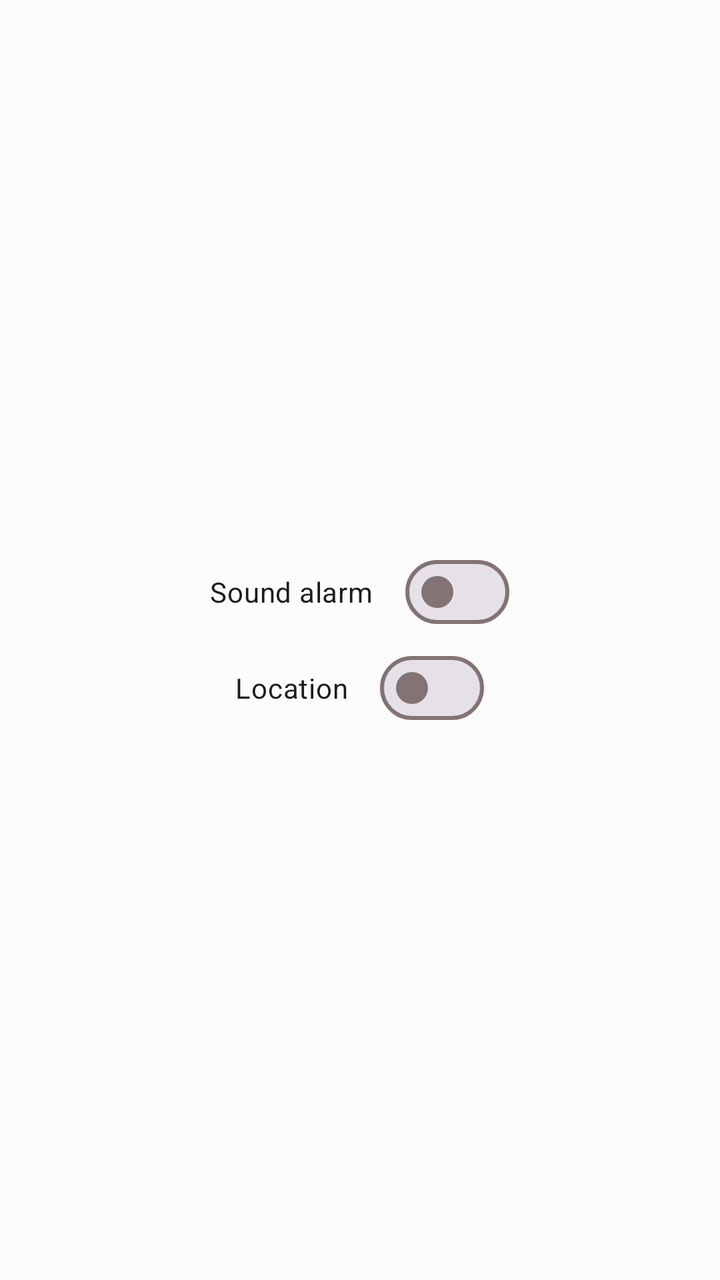
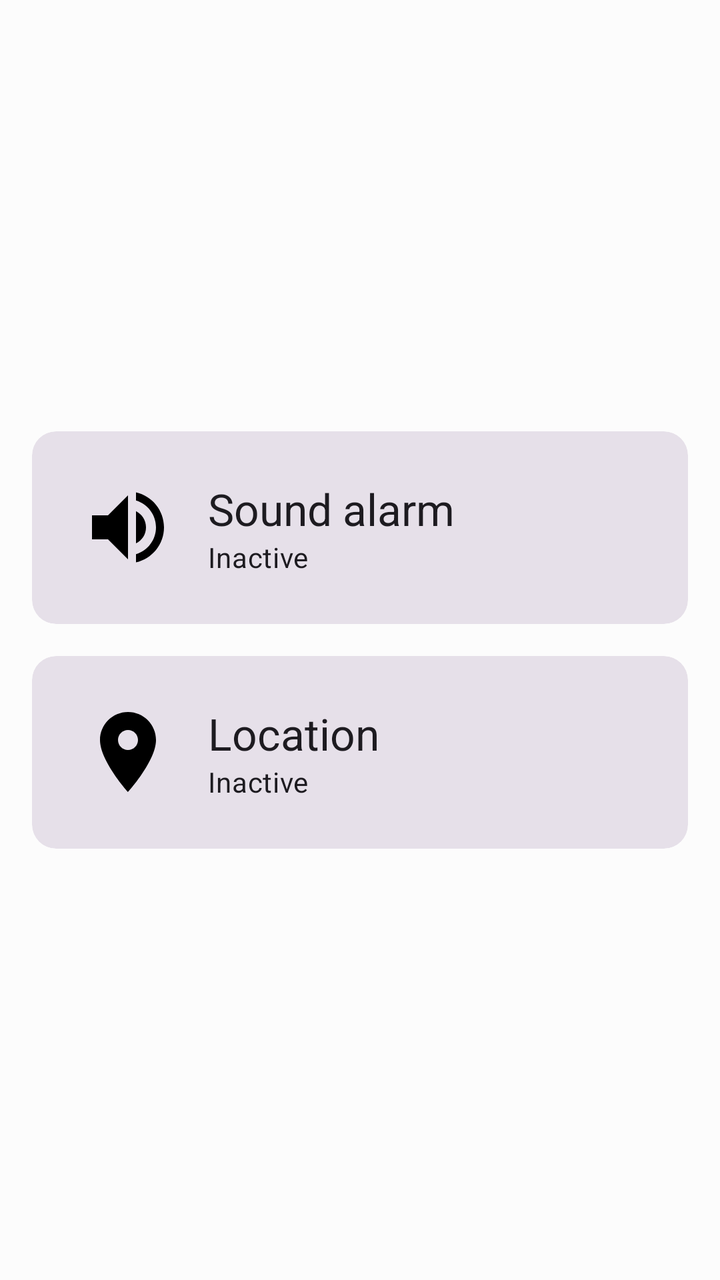

An Android layout rendered at two revisions. The XML below is the earlier revision; the diff shows what the commit changed to produce the second picture.
<!-- AndroidManifest.xml: application theme AppTheme -->
<!-- res/layout/sound_fragment.xml -->
<?xml version="1.0" encoding="utf-8"?>
<LinearLayout xmlns:android="http://schemas.android.com/apk/res/android"
    android:layout_width="match_parent"
    android:layout_height="match_parent"
    android:gravity="center"
    android:padding="@dimen/grid_2"
    android:orientation="vertical">

    <com.google.android.material.materialswitch.MaterialSwitch
        android:id="@+id/switch_audio"
        android:layout_width="wrap_content"
        android:layout_height="wrap_content"
        android:checked="false"
        android:contentDescription="@string/help_sound_alarm"
        android:text="@string/help_sound_alarm" />

    <com.google.android.material.materialswitch.MaterialSwitch
        android:id="@+id/switch_location"
        android:layout_width="wrap_content"
        android:layout_height="wrap_content"
        android:checked="false"
        android:contentDescription="@string/help_location"
        android:text="@string/help_location" />
</LinearLayout>
<!-- resources referenced by this layout -->
<resources>
  <dimen name="grid_2">16dp</dimen>
  <string name="help_location">Location</string>
  <string name="help_sound_alarm">Sound alarm</string>
  <color name="md_theme_light_primary">#BC0053</color>
  <color name="md_theme_light_onPrimary">#FFFFFF</color>
  <color name="md_theme_light_primaryContainer">#FFD9E0</color>
  <color name="md_theme_light_onPrimaryContainer">#3F0016</color>
  <color name="md_theme_light_secondary">#6A5F00</color>
  <color name="md_theme_light_onSecondary">#FFFFFF</color>
  <color name="md_theme_light_secondaryContainer">#F9E534</color>
  <color name="md_theme_light_onSecondaryContainer">#201C00</color>
  <color name="md_theme_light_tertiary">#7A5733</color>
  <color name="md_theme_light_onTertiary">#FFFFFF</color>
  <color name="md_theme_light_tertiaryContainer">#FFDCBA</color>
  <color name="md_theme_light_onTertiaryContainer">#2C1600</color>
  <color name="md_theme_light_error">#BA1B1B</color>
  <color name="md_theme_light_errorContainer">#FFDAD4</color>
  <color name="md_theme_light_onError">#FFFFFF</color>
  <color name="md_theme_light_onErrorContainer">#410001</color>
  <color name="md_theme_light_background">#FCFCFC</color>
  <color name="md_theme_light_onBackground">#201A1B</color>
  <color name="md_theme_light_surface">#FCFCFC</color>
  <color name="md_theme_light_onSurface">#201A1B</color>
  <color name="md_theme_light_surfaceVariant">#F3DDE0</color>
  <color name="md_theme_light_onSurfaceVariant">#514345</color>
  <color name="md_theme_light_outline">#837375</color>
  <color name="md_theme_light_inverseOnSurface">#FAEEEF</color>
  <color name="md_theme_light_inverseSurface">#362F30</color>
  <color name="md_theme_light_primaryInverse">#FFB1C3</color>
  <!-- unchanged entries left out for length: 1 -->
</resources>

<!-- the commit's change to res/layout/sound_fragment.xml (unified diff, before → after) -->
@@ -1,24 +1,100 @@
 <?xml version="1.0" encoding="utf-8"?>
 <LinearLayout xmlns:android="http://schemas.android.com/apk/res/android"
+    xmlns:app="http://schemas.android.com/apk/res-auto"
     android:layout_width="match_parent"
     android:layout_height="match_parent"
     android:gravity="center"
-    android:padding="@dimen/grid_2"
-    android:orientation="vertical">
+    android:orientation="vertical"
+    android:padding="@dimen/grid_2">
 
-    <com.google.android.material.materialswitch.MaterialSwitch
-        android:id="@+id/switch_audio"
-        android:layout_width="wrap_content"
+    <com.google.android.material.card.MaterialCardView
+        android:id="@+id/card_audio"
+        style="?attr/materialCardViewFilledStyle"
+        android:layout_width="match_parent"
         android:layout_height="wrap_content"
-        android:checked="false"
-        android:contentDescription="@string/help_sound_alarm"
-        android:text="@string/help_sound_alarm" />
+        android:layout_marginBottom="@dimen/grid_2"
+        android:clickable="true"
+        android:focusable="true">
 
-    <com.google.android.material.materialswitch.MaterialSwitch
-        android:id="@+id/switch_location"
-        android:layout_width="wrap_content"
+        <LinearLayout
+            android:layout_width="match_parent"
+            android:layout_height="wrap_content"
+            android:gravity="center_vertical"
+            android:orientation="horizontal"
+            android:padding="@dimen/grid_3">
+
+            <ImageView
+                android:id="@+id/icon_audio"
+                android:layout_width="48dp"
+                android:layout_height="48dp"
+                android:contentDescription="@null"
+                app:srcCompat="@drawable/ic_sharp_volume_up_24px" />
+
+            <LinearLayout
+                android:layout_width="0dp"
+                android:layout_height="wrap_content"
+                android:layout_marginStart="@dimen/grid_2"
+                android:layout_weight="1"
+                android:orientation="vertical">
+
+                <TextView
+                    android:layout_width="wrap_content"
+                    android:layout_height="wrap_content"
+                    android:text="@string/help_sound_alarm"
+                    android:textAppearance="?attr/textAppearanceTitleLarge" />
+
+                <TextView
+                    android:id="@+id/status_audio"
+                    android:layout_width="wrap_content"
+                    android:layout_height="wrap_content"
+                    android:text="Inactive"
+                    android:textAppearance="?attr/textAppearanceBodyMedium" />
+            </LinearLayout>
+        </LinearLayout>
+    </com.google.android.material.card.MaterialCardView>
+
+    <com.google.android.material.card.MaterialCardView
+        android:id="@+id/card_location"
+        style="?attr/materialCardViewFilledStyle"
+        android:layout_width="match_parent"
         android:layout_height="wrap_content"
-        android:checked="false"
-        android:contentDescription="@string/help_location"
-        android:text="@string/help_location" />
+        android:clickable="true"
+        android:focusable="true">
+
+        <LinearLayout
+            android:layout_width="match_parent"
+            android:layout_height="wrap_content"
+            android:gravity="center_vertical"
+            android:orientation="horizontal"
+            android:padding="@dimen/grid_3">
+
+            <ImageView
+                android:id="@+id/icon_location"
+                android:layout_width="48dp"
+                android:layout_height="48dp"
+                android:contentDescription="@null"
+                app:srcCompat="@drawable/ic_sharp_location_on_24px" />
+
+            <LinearLayout
+                android:layout_width="0dp"
+                android:layout_height="wrap_content"
+                android:layout_marginStart="@dimen/grid_2"
+                android:layout_weight="1"
+                android:orientation="vertical">
+
+                <TextView
+                    android:layout_width="wrap_content"
+                    android:layout_height="wrap_content"
+                    android:text="@string/help_location"
+                    android:textAppearance="?attr/textAppearanceTitleLarge" />
+
+                <TextView
+                    android:id="@+id/status_location"
+                    android:layout_width="wrap_content"
+                    android:layout_height="wrap_content"
+                    android:text="Inactive"
+                    android:textAppearance="?attr/textAppearanceBodyMedium" />
+            </LinearLayout>
+        </LinearLayout>
+    </com.google.android.material.card.MaterialCardView>
 </LinearLayout>
<!-- resource entries referenced after the edit -->
@@ -1,6 +1,27 @@
 <!-- resources referenced by this layout -->
 <resources>
   <dimen name="grid_2">16dp</dimen>
+  <dimen name="grid_3">24dp</dimen>
+  <!-- drawable ic_sharp_location_on_24px (drawable) -->
+  <vector xmlns:android="http://schemas.android.com/apk/res/android"
+      android:width="24dp"
+      android:height="24dp"
+      android:viewportWidth="24"
+      android:viewportHeight="24">
+    <path
+        android:fillColor="#FF000000"
+        android:pathData="M12,2C8.13,2 5,5.13 5,9c0,5.25 7,13 7,13s7,-7.75 7,-13C19,5.13 15.87,2 12,2zM12,11.5c-1.38,0 -2.5,-1.12 -2.5,-2.5s1.12,-2.5 2.5,-2.5s2.5,1.12 2.5,2.5S13.38,11.5 12,11.5z"/>
+  </vector>
+  <!-- drawable ic_sharp_volume_up_24px (drawable) -->
+  <vector xmlns:android="http://schemas.android.com/apk/res/android"
+      android:width="24dp"
+      android:height="24dp"
+      android:viewportWidth="24"
+      android:viewportHeight="24">
+    <path
+        android:fillColor="#FF000000"
+        android:pathData="M3,9v6h4l5,5V4L7,9H3zM16.5,12c0,-1.77 -1.02,-3.29 -2.5,-4.03v8.05C15.48,15.29 16.5,13.77 16.5,12zM14,3.23v2.06c2.89,0.86 5,3.54 5,6.71s-2.11,5.85 -5,6.71v2.06c4.01,-0.91 7,-4.49 7,-8.77S18.01,4.14 14,3.23z"/>
+  </vector>
   <string name="help_location">Location</string>
   <string name="help_sound_alarm">Sound alarm</string>
   <color name="md_theme_light_primary">#BC0053</color>
